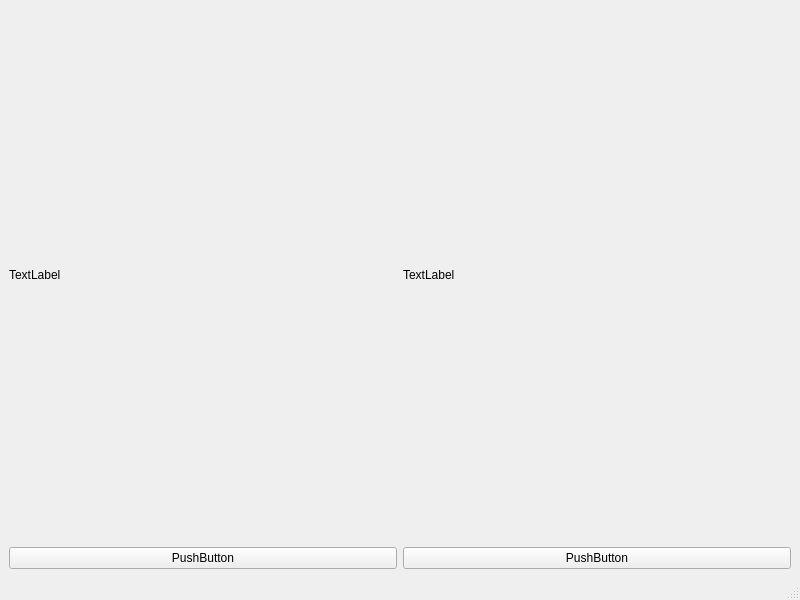
Above: src/gui/gui/Interface.ui from robosam2003/fams_ws before the change. Below: the same form after it.
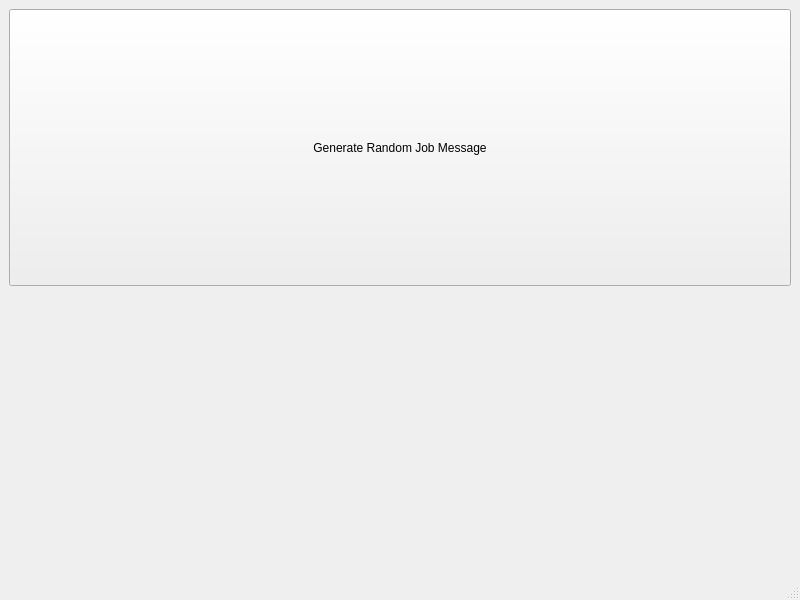
That is the form after the change.

Commit message: fix build for custom interfaces, make gui generate random JobMessage

```diff
--- a/src/gui/gui/Interface.ui
+++ b/src/gui/gui/Interface.ui
@@ -18,30 +18,28 @@
     <item row="0" column="0">
      <layout class="QGridLayout" name="gridLayout">
       <item row="0" column="0">
-       <widget class="QLabel" name="label">
-        <property name="text">
-         <string>TextLabel</string>
-        </property>
-       </widget>
-      </item>
-      <item row="0" column="1">
-       <widget class="QLabel" name="label_2">
-        <property name="text">
-         <string>TextLabel</string>
-        </property>
-       </widget>
-      </item>
-      <item row="1" column="0">
        <widget class="QPushButton" name="pushButton">
+        <property name="sizePolicy">
+         <sizepolicy hsizetype="Expanding" vsizetype="Expanding">
+          <horstretch>0</horstretch>
+          <verstretch>0</verstretch>
+         </sizepolicy>
+        </property>
         <property name="text">
-         <string>PushButton</string>
+         <string>Generate Random Job Message</string>
         </property>
        </widget>
       </item>
-      <item row="1" column="1">
-       <widget class="QPushButton" name="pushButton_2">
+      <item row="1" column="0">
+       <widget class="QLabel" name="label">
+        <property name="sizePolicy">
+         <sizepolicy hsizetype="Expanding" vsizetype="Expanding">
+          <horstretch>0</horstretch>
+          <verstretch>0</verstretch>
+         </sizepolicy>
+        </property>
         <property name="text">
-         <string>PushButton</string>
+         <string>&lt;html&gt;&lt;head/&gt;&lt;body&gt;&lt;p align=&quot;center&quot;&gt;&lt;br/&gt;&lt;/p&gt;&lt;/body&gt;&lt;/html&gt;</string>
         </property>
        </widget>
       </item>
```
The commit also changes 9 other files.
